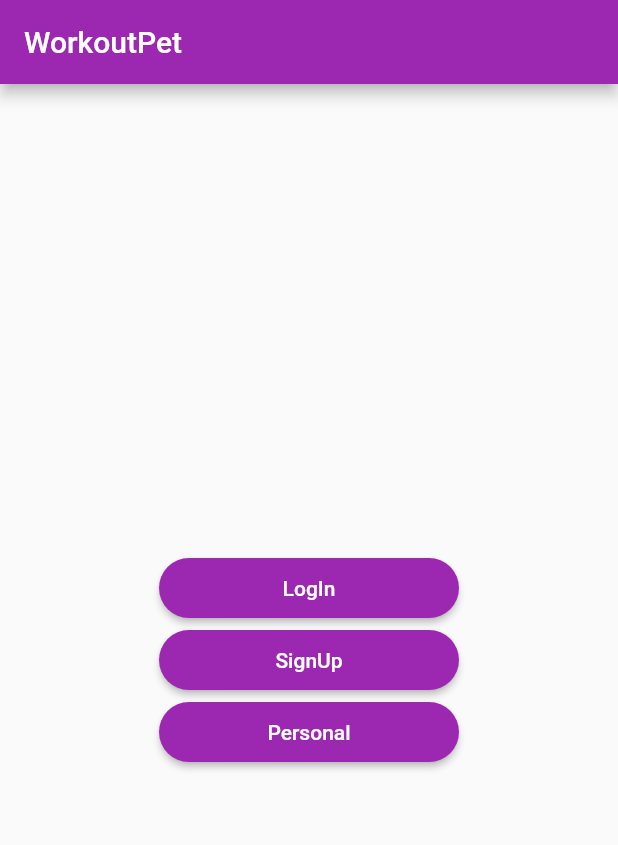
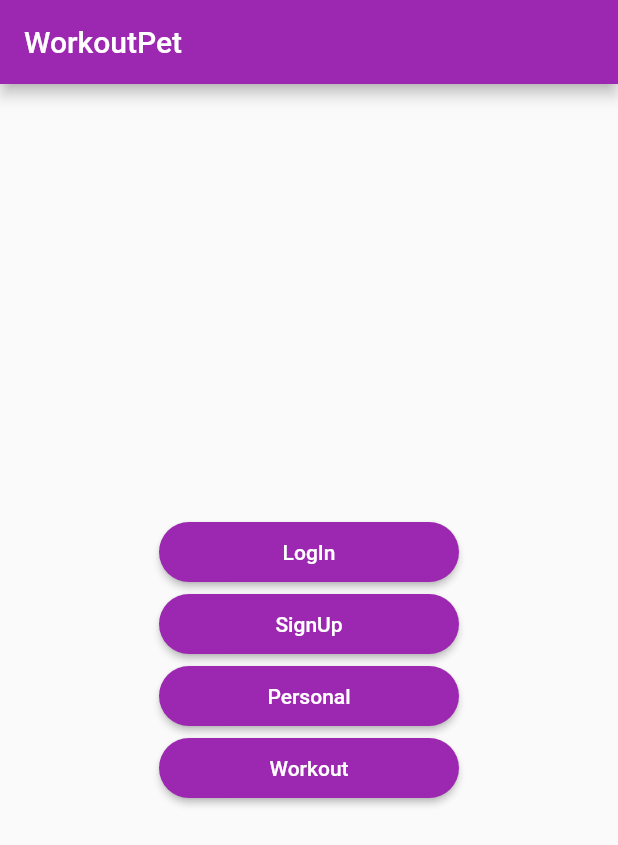
Before and after one commit to SlavicHeath/WorkoutApp, a Flutter app: the screen it shows after launch, on a phone screen of 412 x 824 dp. Shown: the top 845 px of the screen. Run offline on Flutter 3.47's test engine with Material 2 defaults, Android fonts, the light colour scheme and no system bars; our stand-ins replace firebase_auth, firebase_core; missing offline and left inert: dart:ffi, dart:html; accounts and stored records are empty.

Commit message:
modified:   lib/main.dart

```diff
--- a/lib/main.dart
+++ b/lib/main.dart
@@ -3,6 +3,7 @@ import 'package:flutter/material.dart';
 import 'package:workoutpet/personal.dart';
 import 'package:workoutpet/sign_in.dart';
 import 'package:workoutpet/signup.dart';
+import 'package:workoutpet/workout.dart';
 import 'battle.dart';
 import 'firebase_options.dart';
 
@@ -75,7 +76,7 @@ class HomeScreen extends StatelessWidget {
                   Navigator.of(context).push(
                     MaterialPageRoute(
                         //The right side is the widget you want to go to
-                        builder: (context) => PersonalInfoPage()),
+                        builder: (context) => LoginScreen()),
                   );
                 },
                 style: ElevatedButton.styleFrom(
@@ -87,6 +88,23 @@ class HomeScreen extends StatelessWidget {
                 ),
                 child: Text("Personal"),
               ),
+              ElevatedButton(
+                onPressed: () {
+                  Navigator.of(context).push(
+                    MaterialPageRoute(
+                        //The right side is the widget you want to go to
+                        builder: (context) => WorkoutPage()),
+                  );
+                },
+                style: ElevatedButton.styleFrom(
+                  fixedSize: const Size(200, 40),
+                  backgroundColor: Colors.purple,
+                  shape: RoundedRectangleBorder(
+                    borderRadius: BorderRadius.circular(30),
+                  ),
+                ),
+                child: Text("Workout"),
+              ),
             ]),
           ),
         ));
```
